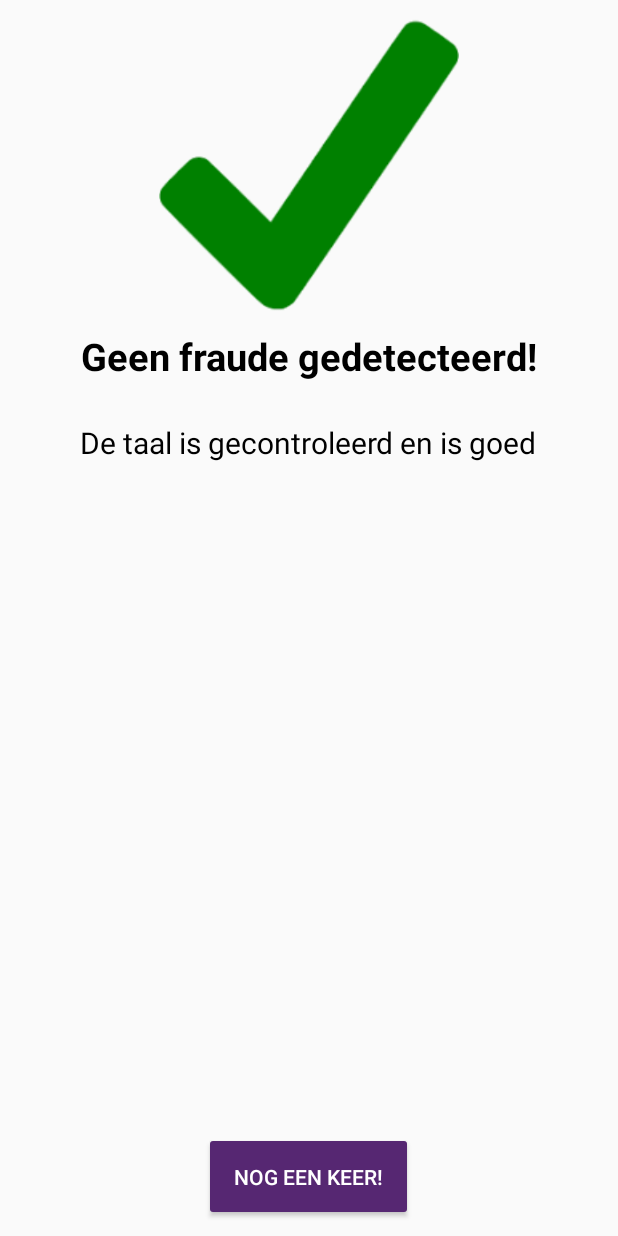
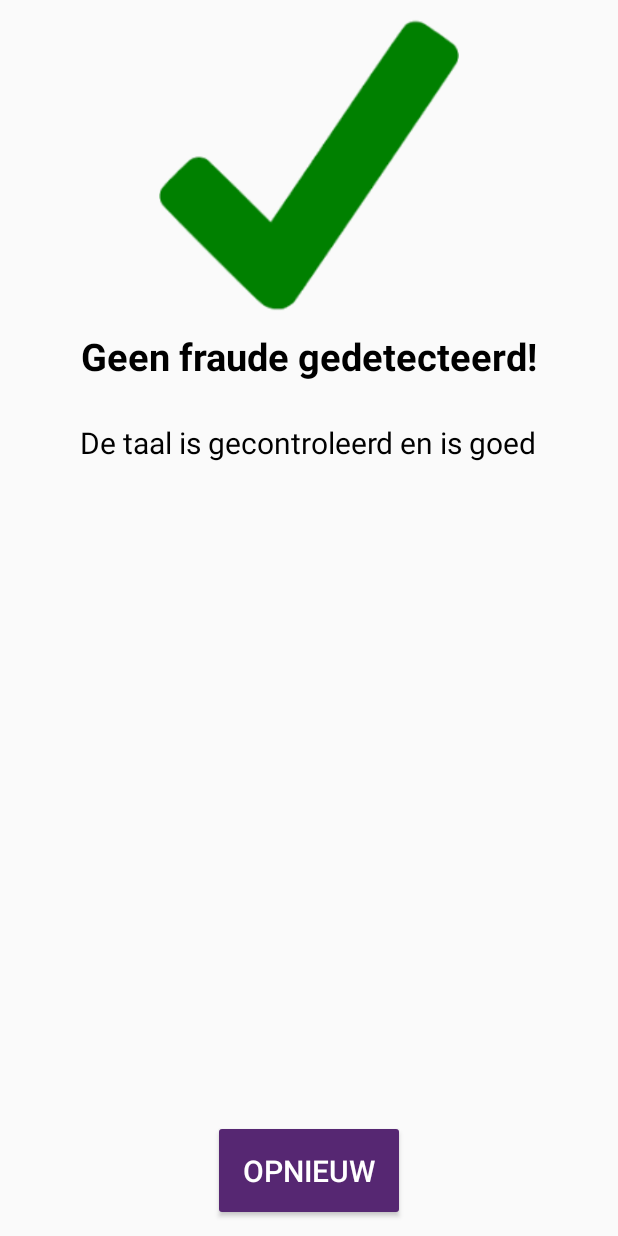
Before and after one commit to kamikazekip/Hackathon-Erik-Tobias, an Android app: the layout fragment_outcome.xml on its own in the app's theme, with its tools: preview values and no code run, on a phone screen of 412 x 824 dp. Run offline under Robolectric (Android 15) with nearby library versions, the phone set to English and light mode, and no system bars.

Commit message:
UI Verbeteringen

```diff
--- a/app/src/main/java/nl/devolksbank/hackathoneriktobias/UI/HomeScreenActivity.java
+++ b/app/src/main/java/nl/devolksbank/hackathoneriktobias/UI/HomeScreenActivity.java
@@ -140,6 +140,7 @@ public class HomeScreenActivity extends FragmentActivity implements
 
     public void onAgainClicked(View v) {
         this.showHomeStartFragment();
+        onCameraClicked(v);
     }
 
     @Override
--- a/app/src/main/res/layout/fragment_outcome.xml
+++ b/app/src/main/res/layout/fragment_outcome.xml
@@ -48,6 +48,7 @@
             android:backgroundTint="@color/colorButton"
             android:textColor="@color/colorButtonText"
             android:layout_gravity="center"
+            android:textSize="20dp"
             android:padding="30px"
             android:layout_width="wrap_content"
             android:layout_height="wrap_content"
--- a/app/src/main/res/values/strings.xml
+++ b/app/src/main/res/values/strings.xml
@@ -7,5 +7,5 @@
     <string name="hello_blank_fragment">Hello blank fragment</string>
     <string name="explanation_homestart">Welkom bij de fraude detector! Maak een foto van een brief om fraude te detecteren.</string>
     <string name="camerabutton">Camera openen</string>
-    <string name="againbutton">Nog een keer!</string>
+    <string name="againbutton">Opnieuw</string>
 </resources>
```
